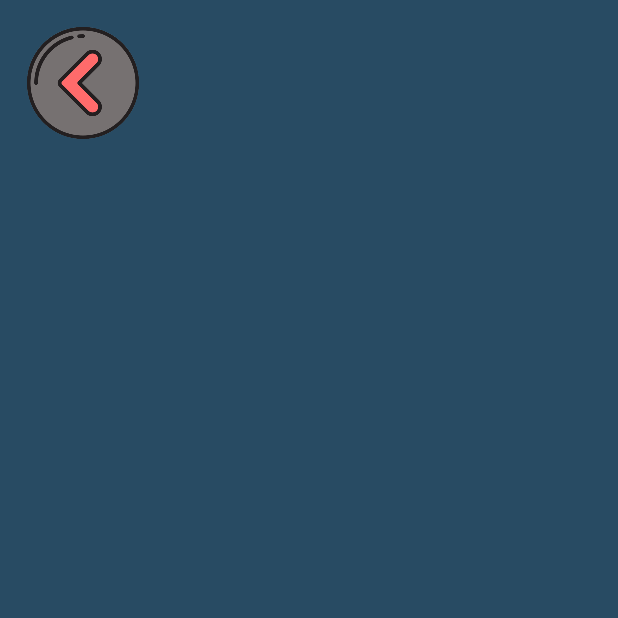
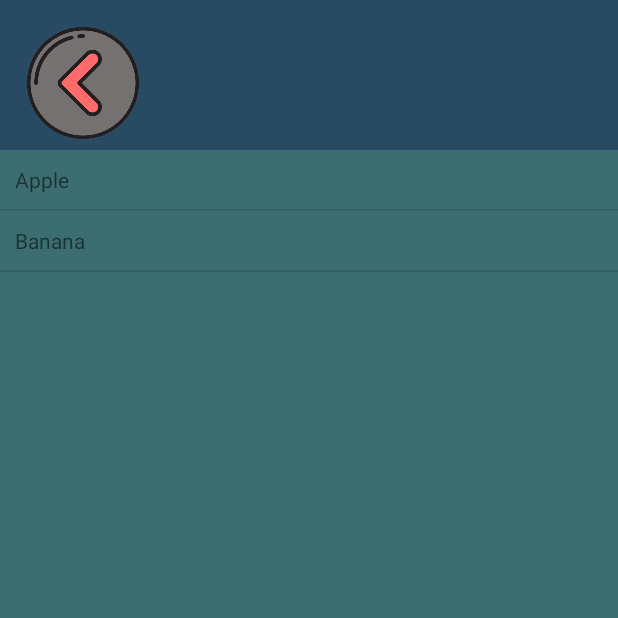
Before and after one commit to estesiee/Pinder_project_E4, an Android app: the screen it shows after launch (Gallery), on a phone screen of 412 x 824 dp, the top half of it. Run offline under Robolectric (Android 15) with nearby library versions, the phone set to English and light mode, and no system bars; our stand-ins replace navigation-ui.

Commit message:
recycled view

```diff
--- a/app/src/main/java/com/example/pinder_project_e4/Gallery.java
+++ b/app/src/main/java/com/example/pinder_project_e4/Gallery.java
@@ -2,16 +2,32 @@ package com.example.pinder_project_e4;
 
 import android.content.Intent;
 import android.os.Bundle;
+import android.util.Log;
 import android.view.View;
 import android.widget.ImageButton;
 import android.widget.ImageView;
+import android.widget.Toast;
 
 import androidx.appcompat.app.AppCompatActivity;
 import androidx.navigation.ui.AppBarConfiguration;
+import androidx.recyclerview.widget.DividerItemDecoration;
+import androidx.recyclerview.widget.LinearLayoutManager;
+import androidx.recyclerview.widget.RecyclerView;
+
+import java.util.ArrayList;
 
 public class Gallery extends AppCompatActivity {
 
     ImageButton toHome;
+    RecyclerView recyclerView;
+    ArrayList<String> data;
+    RVAdapter rvAdapter;
+
+    void initData() {
+        data = new ArrayList<>();
+        data.add("Apple");
+        data.add("Banana");
+    }
 
     private AppBarConfiguration appBarConfiguration;
 
@@ -19,6 +35,20 @@ public class Gallery extends AppCompatActivity {
     protected void onCreate(Bundle savedInstanceState) {
         super.onCreate(savedInstanceState);
         setContentView(R.layout.gallery_page);
+
+        initData();
+        rvAdapter = new RVAdapter(data);
+        recyclerView = (RecyclerView) findViewById(R.id.rv_fruits);
+        recyclerView.setAdapter(rvAdapter);
+        recyclerView.setLayoutManager(new LinearLayoutManager(this, LinearLayoutManager.VERTICAL, false));
+        recyclerView.hasFixedSize();
+        recyclerView.addItemDecoration(
+                new /*OptionalRV*/DividerItemDecoration(
+                        this,
+                        LinearLayoutManager.VERTICAL
+                )
+        );
+
 
         Intent intentHome = new Intent(this,MainActivity.class);
 
--- /dev/null
+++ b/app/src/main/java/com/example/pinder_project_e4/RVAdapter.java
@@ -0,0 +1,60 @@
+package com.example.pinder_project_e4;
+
+import android.view.LayoutInflater;
+import android.view.View;
+import android.view.ViewGroup;
+import android.widget.TextView;
+
+import androidx.recyclerview.widget.RecyclerView;
+
+import java.util.Collections;
+import java.util.List;
+
+public class RVAdapter extends RecyclerView.Adapter<RVAdapter.ItemViewHolder> {
+
+    List<String> dataList;
+
+    public class ItemViewHolder extends RecyclerView.ViewHolder {
+        TextView txt;
+
+        public ItemViewHolder(View itemView) {
+            super(itemView);
+            txt = (TextView) itemView.findViewById(R.id.txt);
+        }
+    }
+
+    public RVAdapter(List<String> dataList) {
+        this.dataList = dataList;
+    }
+
+    @Override
+    public ItemViewHolder onCreateViewHolder(ViewGroup parent, int viewType) {
+
+        View view = LayoutInflater.from(parent.getContext()).inflate(R.layout.rv_list_item, parent,
+                false);
+
+        return new ItemViewHolder(view);
+    }
+
+    @Override
+    public void onBindViewHolder(ItemViewHolder holder, int position) {
+        holder.txt.setText(dataList.get(position));
+    }
+
+    @Override
+    public int getItemCount() {
+        return dataList.size();
+    }
+
+
+
+    public void removeItem(int position) {
+        dataList.remove(position);
+        notifyItemRemoved(position);
+    }
+
+    public void swapItems(int firstPosition, int secondPosition) {
+        Collections.swap(dataList, firstPosition, secondPosition);
+        notifyItemMoved(firstPosition, secondPosition);
+    }
+}
--- a/app/src/main/res/layout/gallery_page.xml
+++ b/app/src/main/res/layout/gallery_page.xml
@@ -5,6 +5,16 @@
     android:layout_height="match_parent"
     android:background="@color/darkBlue"
     >
+
+    <androidx.recyclerview.widget.RecyclerView
+        android:id="@+id/rv_fruits"
+        android:layout_width="match_parent"
+        android:layout_height="match_parent"
+        android:layout_alignParentStart="true"
+        android:layout_alignParentTop="true"
+        android:layout_marginStart="0dp"
+        android:layout_marginTop="100dp"
+        android:background="@color/duckBlue"/>
 
     <ImageButton
         android:id="@+id/toHome"
--- a/app/src/main/res/layout/home_page.xml
+++ b/app/src/main/res/layout/home_page.xml
@@ -5,7 +5,7 @@
     android:layout_width="match_parent"
     android:layout_height="match_parent"
     android:background="@color/darkBlue"
-    >
+>
 
     <ImageView
         android:id="@+id/wallpaper"
@@ -19,7 +19,7 @@
         android:layout_marginTop="0dp"
         android:layout_marginEnd="0dp"
         android:layout_marginBottom="0dp"
-        app:srcCompat="@drawable/tokyowallpaper" />
+        app:srcCompat= "@drawable/tokyowallpaper" />
 
     <ImageButton
         android:id="@+id/remove"
--- /dev/null
+++ b/app/src/main/res/layout/rv_list_item.xml
@@ -0,0 +1,13 @@
+<?xml version="1.0" encoding="utf-8"?>
+<LinearLayout xmlns:android="http://schemas.android.com/apk/res/android"
+              android:layout_width="match_parent"
+              android:layout_height="wrap_content"
+              android:orientation="vertical">
+
+    <TextView
+        android:id="@+id/txt"
+        android:padding="10dp"
+        android:layout_width="match_parent"
+        android:layout_height="wrap_content"/>
+
+</LinearLayout>
```
Also changed, not shown: app/src/main/java/com/example/pinder_project_e4/OptionalRVDividerItemDecoration.java (added, +93 -0 lines).
